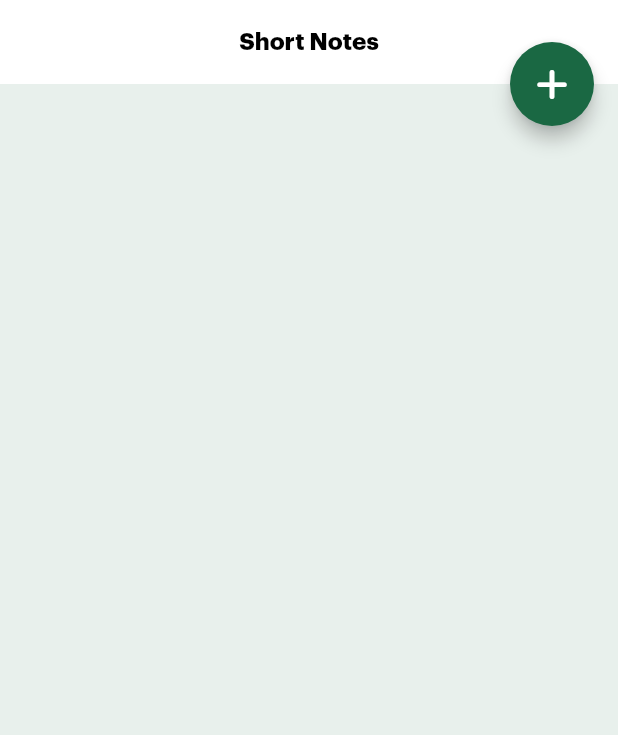
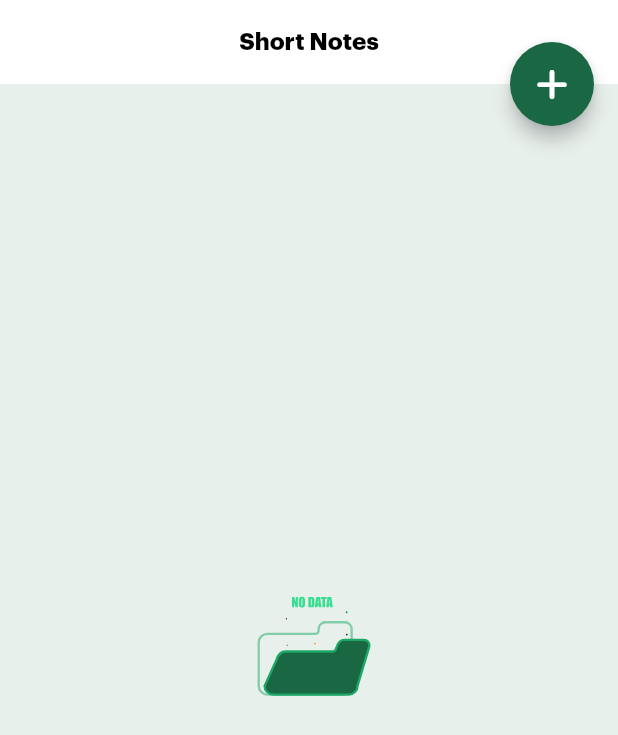
Before and after one commit to adityabaudh7/Todo-App, a Flutter app: the StickyNotesScreen screen opened directly, on a phone screen of 412 x 824 dp. Shown: the top 735 px of the screen. Run offline on Flutter 3.47's test engine with Material 2 defaults, Android fonts, the phone set to English and light mode, and no system bars; our stand-ins replace carousel_slider, cloud_firestore, firebase_auth, firebase_core, firebase_storage, flutter_riverpod and 8 more; accounts and stored records are empty.

Commit message:
add notes card

```diff
--- a/lib/Auth/Todo_Sign_up_screen.dart
+++ b/lib/Auth/Todo_Sign_up_screen.dart
@@ -16,6 +16,7 @@ import 'package:taskplus/Theme/Animation/animation_plate.dart';
 import 'package:taskplus/Theme/Color_plate.dart';
 import 'package:taskplus/Theme/Dimensions.dart';
 import 'package:taskplus/Theme/text_theme.dart';
+import 'package:taskplus/features/Task/Repositry/Todo_Repositry.dart';
 
 class SignUpScreen extends ConsumerStatefulWidget {
   final String name;
@@ -125,11 +126,12 @@ class _SignUpScreenState extends ConsumerState<SignUpScreen> {
 
   @override
   Widget build(BuildContext context) {
+    final darkMode = ref.watch(darkModeProvider);
     return Scaffold(
-        backgroundColor: ColorPalate.WHITE,
+        backgroundColor: darkMode ? ColorPalate.black2 : ColorPalate.WHITE,
         appBar: AppBar(
           toolbarHeight: 0,
-          backgroundColor: ColorPalate.WHITE,
+          backgroundColor: darkMode ? ColorPalate.black2 : ColorPalate.WHITE,
         ),
         body: Stack(
           children: [
--- a/lib/Home/Stecky_Notes_Screen.dart
+++ b/lib/Home/Stecky_Notes_Screen.dart
@@ -1,10 +1,14 @@
-// ignore_for_file: prefer_const_constructors, sort_child_properties_last, prefer_const_literals_to_create_immutables
+// ignore_for_file: prefer_const_constructors, sort_child_properties_last, prefer_const_literals_to_create_immutables, sized_box_for_whitespace
 
 import 'package:flutter/material.dart';
 import 'package:flutter_riverpod/flutter_riverpod.dart';
+import 'package:lottie/lottie.dart';
+import 'package:taskplus/Theme/Animation/animation_plate.dart';
 import 'package:taskplus/Theme/Color_plate.dart';
 import 'package:taskplus/Theme/text_theme.dart';
 import 'package:taskplus/features/Notes/Add_Note_Modal.dart';
+import 'package:taskplus/features/Notes/Provider/Note_Repo_Provider.dart';
+import 'package:taskplus/features/Notes/Widgets/Notes_Card_widget.dart';
 import 'package:taskplus/features/Task/Repositry/Todo_Repositry.dart';
 import 'package:font_awesome_flutter/font_awesome_flutter.dart';
 
@@ -19,6 +23,7 @@ class _StickyNotesScreenState extends ConsumerState<StickyNotesScreen> {
   @override
   Widget build(BuildContext context) {
     final darkMode = ref.watch(darkModeProvider);
+    final noteData = ref.watch(fetchNoteData);
     return Scaffold(
       backgroundColor: darkMode
           ? ColorPalate.black2
@@ -30,9 +35,24 @@ class _StickyNotesScreenState extends ConsumerState<StickyNotesScreen> {
           style: titleHeader,
         ),
       ),
-      body: ListView(
-        children: [],
-      ),
+      body: noteData.value!.length != 0
+          ? ListView.builder(
+              physics: BouncingScrollPhysics(),
+              shrinkWrap: true,
+              itemCount: noteData.value!.length,
+              itemBuilder: (context, index) {
+                return Padding(
+                  padding: EdgeInsets.symmetric(vertical: 5, horizontal: 10),
+                  child: NotesCardWidget(index: index),
+                );
+              },
+            )
+          : Center(
+              child: Container(
+                  height: 150.00,
+                  width: double.infinity,
+                  child: Lottie.asset(Motion.NODATA)),
+            ),
       floatingActionButton: FloatingActionButton(
         onPressed: () {
           setState(() {
--- a/lib/Theme/Animation/animation_plate.dart
+++ b/lib/Theme/Animation/animation_plate.dart
@@ -5,4 +5,5 @@ class Motion {
   static const String LOGIN = 'assets/Animation/Todo_login.json';
   static const String Password = 'assets/Animation/password_login.json';
   static const String BORDING3 = 'assets/Animation/Todo_three.json';
+  static const String NODATA = 'assets/Animation/NODATA.json';
 }
```
Also changed, not shown: assets/Animation/NODATA.json (added, +1 -0 lines), lib/features/Notes/Widgets/Notes_Card_widget.dart (+95 -0 lines).
